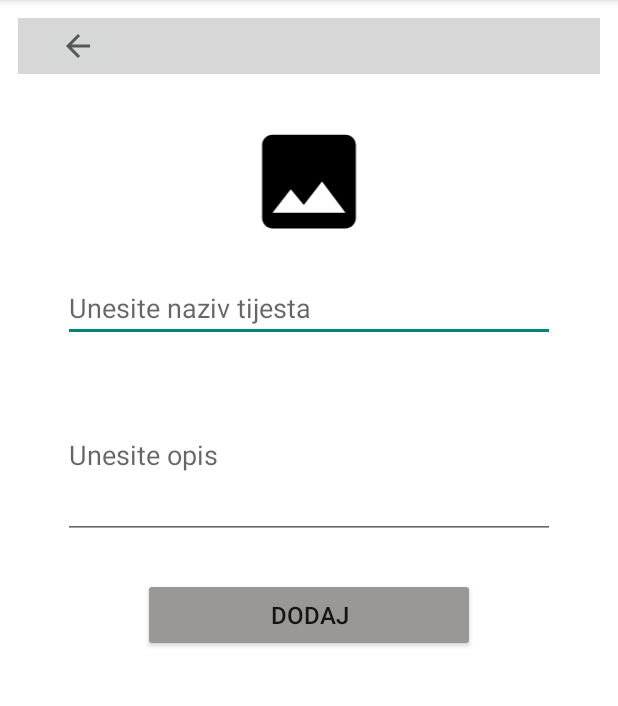
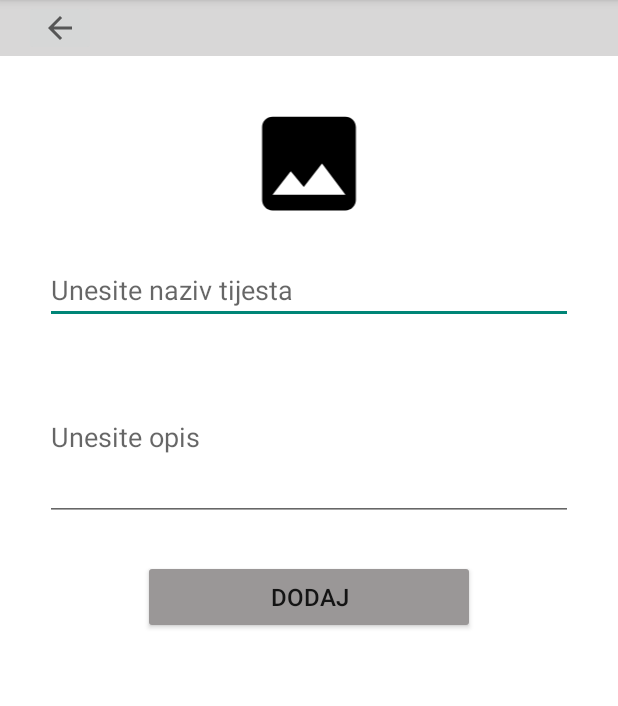
Before and after one commit to CaniTanushaj/RNMA, an Android app: the AddCategory screen opened directly, with no data from a screen before it, on a phone screen of 412 x 824 dp, the part 84-790 px from its top. Run offline under Robolectric (Android 15) with nearby library versions, the phone set to English and light mode, and no system bars; our stand-ins replace Firebase (no records; nobody signed in at launch, a user with empty details on screens opened directly).

Commit message:
poprevljeni bugovi i vracene stvari koje su radile a netko ih je obriso

```diff
--- a/app/build.gradle
+++ b/app/build.gradle
@@ -47,8 +47,8 @@ dependencies {
     implementation 'com.google.android.material:material:1.4.0'
     implementation 'androidx.navigation:navigation-fragment:2.3.5'
     implementation 'androidx.navigation:navigation-ui:2.3.5'
-    implementation 'com.squareup.picasso:picasso:2.8'
-    implementation 'com.firebaseui:firebase-ui-database:8.0.0'
+    implementation("com.firebaseui:firebase-ui-database:8.0.2")
+    implementation("com.squareup.picasso:picasso:2.8")
     implementation 'com.firebaseui:firebase-ui-auth:8.0.0'
 
 }
--- a/app/src/main/java/ba/fsre/bakeryapp/AddCategory.java
+++ b/app/src/main/java/ba/fsre/bakeryapp/AddCategory.java
@@ -10,6 +10,7 @@ import android.view.View;
 import android.webkit.MimeTypeMap;
 import android.widget.Button;
 import android.widget.EditText;
+import android.widget.ImageButton;
 import android.widget.ImageView;
 import android.widget.Toast;
 
@@ -36,6 +37,7 @@ public class AddCategory extends AppCompatActivity {
     private Button addBtn;
     private ImageView uploadImage;
     private Uri imageUri;
+    private ImageButton btnBack;
     final private StorageReference storageReference = FirebaseStorage.getInstance().getReference();
 
     @Override
@@ -47,6 +49,7 @@ public class AddCategory extends AppCompatActivity {
         description = findViewById(R.id.categoryDescription);
         addBtn = findViewById(R.id.btnInsertData);
         uploadImage = findViewById(R.id.uploadImg);
+        btnBack = findViewById(R.id.btnBack);
 
         ActivityResultLauncher<Intent> activityResultLauncher = registerForActivityResult(
                 new ActivityResultContracts.StartActivityForResult(),
@@ -98,8 +101,7 @@ public class AddCategory extends AppCompatActivity {
             }
         });
 
-        // Dodani dio za gumb za povratak
-        @SuppressLint("WrongViewCast") Button btnBack = findViewById(R.id.btnBack);
+        // Dodani dio za gumb za povratak <-//imagebuton a ne button
         btnBack.setOnClickListener(new View.OnClickListener() {
             @Override
             public void onClick(View v) {
--- a/app/src/main/res/layout/activity_add_category.xml
+++ b/app/src/main/res/layout/activity_add_category.xml
@@ -4,7 +4,7 @@
     android:layout_width="match_parent"
     android:layout_height="match_parent"
     android:orientation="vertical"
-    android:padding="12dp"
+
     android:background="@color/white"
     tools:context=".AddCategory">
 
```
Also changed, not shown: app/src/main/java/ba/fsre/bakeryapp/ProfileActivity.java (+25 -15 lines).
